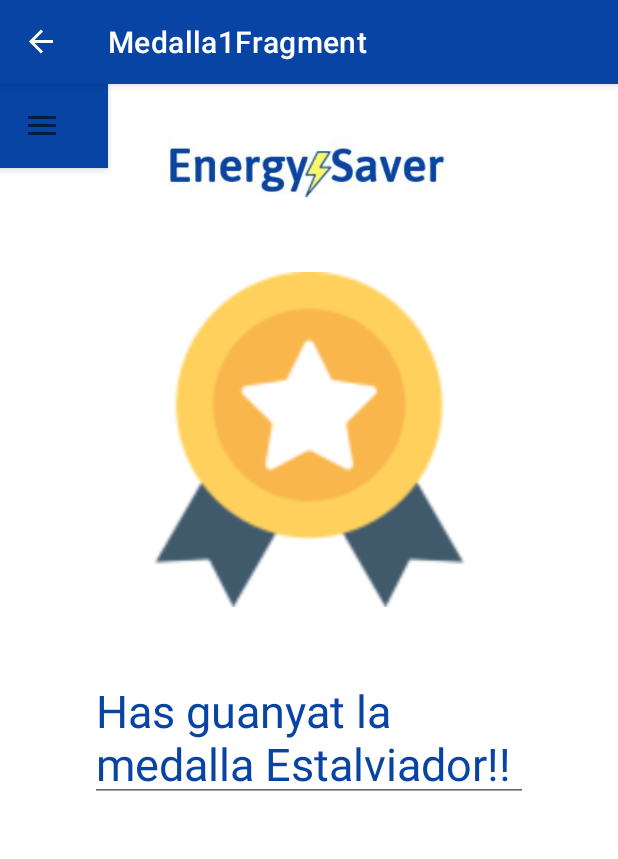
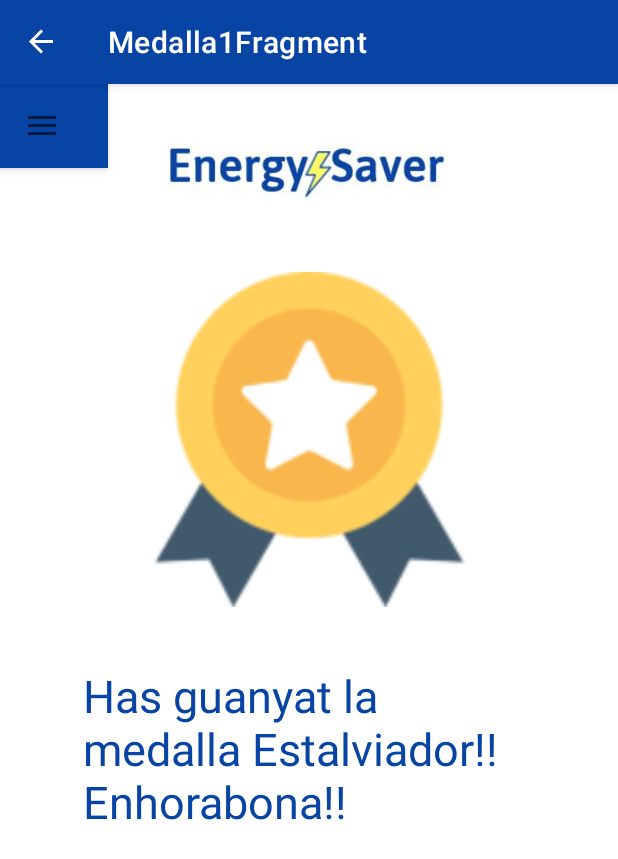
Before and after one commit to naomisettings/EnergySaver, an Android app: the Medalla1Fragment screen opened through its navigation route, on a phone screen of 412 x 824 dp. Shown: the top 859 px of the screen. Run offline under Robolectric (Android 15) with nearby library versions, the light colour scheme and no system bars; our stand-ins replace data binding, navigation-ui; Roboto replaces fonts that are not available here.

Commit message:
Canvi MultiEditableText a TextView

```diff
--- a/app/src/main/res/layout/fragment_medalla1.xml
+++ b/app/src/main/res/layout/fragment_medalla1.xml
@@ -37,19 +37,19 @@
             app:layout_constraintStart_toStartOf="parent"
             app:layout_constraintTop_toBottomOf="@+id/imgViewLogo" />
 
-        <MultiAutoCompleteTextView
+        <TextView
             android:id="@+id/multiAutoCompleteTextView"
-            android:layout_width="292dp"
-            android:layout_height="91dp"
+            style="@style/ColorsBasicsAplicacio"
+            android:layout_width="302dp"
+            android:layout_height="114dp"
             android:layout_marginStart="16dp"
             android:layout_marginTop="35dp"
             android:layout_marginEnd="16dp"
             android:text="@string/multiLineTxtViewMedalla1"
             app:layout_constraintEnd_toEndOf="parent"
             app:layout_constraintStart_toStartOf="parent"
-            style="@style/ColorsBasicsAplicacio"
-            tools:ignore="LabelFor"
-            app:layout_constraintTop_toBottomOf="@+id/imgViewMedallaGran" />
+            app:layout_constraintTop_toBottomOf="@+id/imgViewMedallaGran"
+            tools:ignore="LabelFor" />
     </androidx.constraintlayout.widget.ConstraintLayout>
 </FrameLayout>
 </layout>
--- a/app/src/main/res/layout/fragment_medalla2.xml
+++ b/app/src/main/res/layout/fragment_medalla2.xml
@@ -38,7 +38,7 @@
                 android:contentDescription="@string/logoESmedalles"
                 android:src="@drawable/medallaoriginal" />
 
-            <MultiAutoCompleteTextView
+            <TextView
                 android:id="@+id/multiAutoCompleteTextView"
                 style="@style/ColorsBasicsAplicacio"
                 android:layout_width="308dp"
--- a/app/src/main/res/layout/fragment_medalla3.xml
+++ b/app/src/main/res/layout/fragment_medalla3.xml
@@ -38,7 +38,7 @@
                 android:contentDescription="@string/logoESmedalles"
                 android:src="@drawable/medallaoriginal" />
 
-            <MultiAutoCompleteTextView
+            <TextView
                 android:id="@+id/multiAutoCompleteTextView"
                 style="@style/ColorsBasicsAplicacio"
                 app:layout_constraintEnd_toEndOf="parent"
--- a/app/src/main/res/layout/fragment_medalla4.xml
+++ b/app/src/main/res/layout/fragment_medalla4.xml
@@ -39,7 +39,7 @@
             android:contentDescription="@string/logoESmedalles"
             android:src="@drawable/medallaoriginal" />
 
-        <MultiAutoCompleteTextView
+        <TextView
             android:id="@+id/multiAutoCompleteTextView"
             style="@style/ColorsBasicsAplicacio"
             app:layout_constraintEnd_toEndOf="parent"
```
